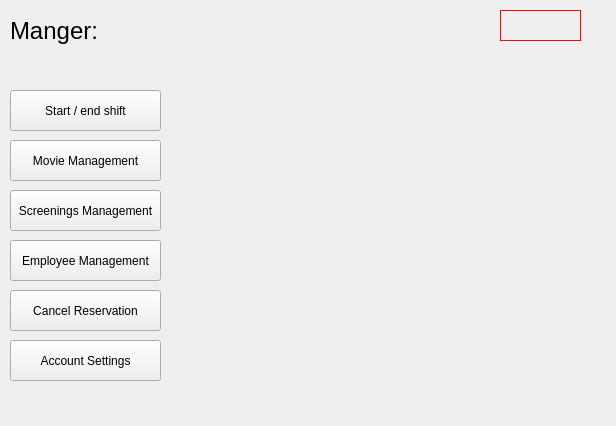
JustKoshi/QTCinemaProject, file AdminPage.ui: the form before one commit.
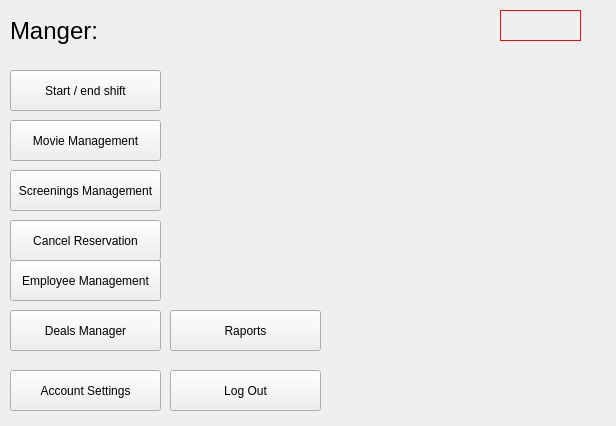
The form after the commit.

Commit message: Cancel Reservation functionality completed

Diff of the .ui file:
```diff
--- a/AdminPage.ui
+++ b/AdminPage.ui
@@ -59,7 +59,7 @@
     <property name="geometry">
      <rect>
       <x>10</x>
-      <y>90</y>
+      <y>70</y>
       <width>151</width>
       <height>41</height>
      </rect>
@@ -77,7 +77,7 @@
     <property name="geometry">
      <rect>
       <x>10</x>
-      <y>140</y>
+      <y>120</y>
       <width>151</width>
       <height>41</height>
      </rect>
@@ -95,7 +95,7 @@
     <property name="geometry">
      <rect>
       <x>10</x>
-      <y>240</y>
+      <y>260</y>
       <width>151</width>
       <height>41</height>
      </rect>
@@ -113,7 +113,7 @@
     <property name="geometry">
      <rect>
       <x>10</x>
-      <y>190</y>
+      <y>170</y>
       <width>151</width>
       <height>41</height>
      </rect>
@@ -131,7 +131,7 @@
     <property name="geometry">
      <rect>
       <x>10</x>
-      <y>340</y>
+      <y>370</y>
       <width>151</width>
       <height>41</height>
      </rect>
@@ -149,7 +149,7 @@
     <property name="geometry">
      <rect>
       <x>10</x>
-      <y>290</y>
+      <y>220</y>
       <width>151</width>
       <height>41</height>
      </rect>
@@ -173,6 +173,60 @@
      </rect>
     </property>
    </widget>
+   <widget class="QPushButton" name="pushButton_Cancel_Reservation_2">
+    <property name="geometry">
+     <rect>
+      <x>10</x>
+      <y>310</y>
+      <width>151</width>
+      <height>41</height>
+     </rect>
+    </property>
+    <property name="font">
+     <font>
+      <pointsize>9</pointsize>
+     </font>
+    </property>
+    <property name="text">
+     <string>Deals Manager</string>
+    </property>
+   </widget>
+   <widget class="QPushButton" name="pushButton_screeningManager_2">
+    <property name="geometry">
+     <rect>
+      <x>170</x>
+      <y>310</y>
+      <width>151</width>
+      <height>41</height>
+     </rect>
+    </property>
+    <property name="font">
+     <font>
+      <pointsize>9</pointsize>
+     </font>
+    </property>
+    <property name="text">
+     <string>Raports</string>
+    </property>
+   </widget>
+   <widget class="QPushButton" name="pushButton_screeningManager_3">
+    <property name="geometry">
+     <rect>
+      <x>170</x>
+      <y>370</y>
+      <width>151</width>
+      <height>41</height>
+     </rect>
+    </property>
+    <property name="font">
+     <font>
+      <pointsize>9</pointsize>
+     </font>
+    </property>
+    <property name="text">
+     <string>Log Out</string>
+    </property>
+   </widget>
   </widget>
  </widget>
  <layoutdefault spacing="6" margin="11"/>
```
Left out of the diff: 2 changed lines with no effect on the pictures. The commit also changes 19 other files.
